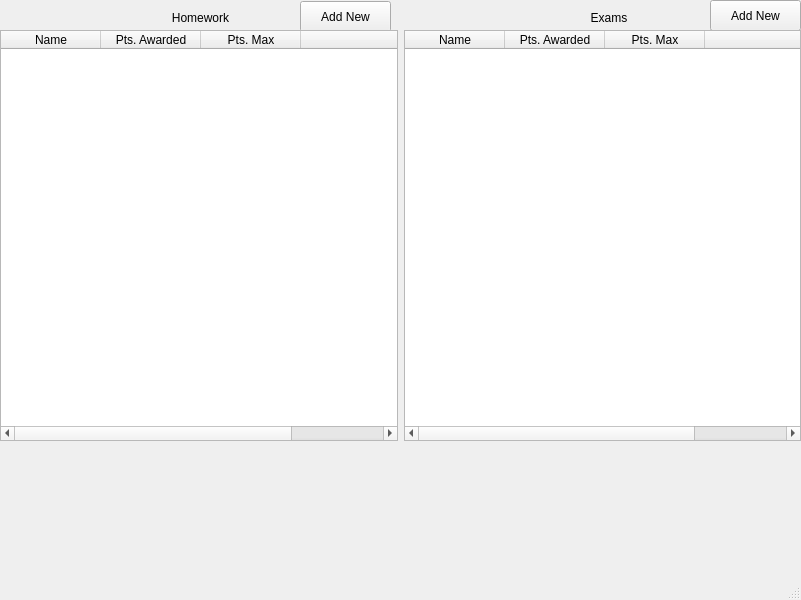
This is gradebook.ui in trevorpham/gradebook-app as Qt 5 draws it before an edit. The edited form follows.
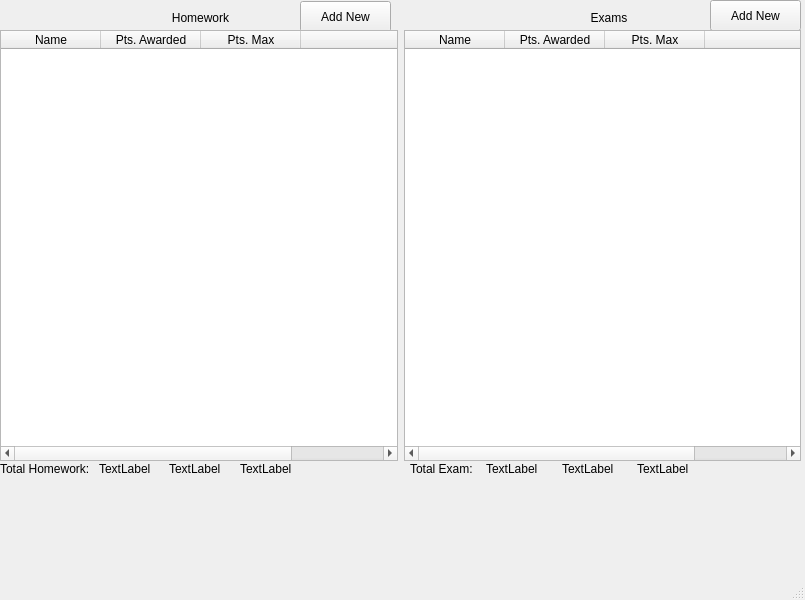
This is the edited form.

Commit message: create add row buttons, hide row numbers

```diff
--- a/gradebook.ui
+++ b/gradebook.ui
@@ -6,7 +6,7 @@
    <rect>
     <x>0</x>
     <y>0</y>
-    <width>801</width>
+    <width>805</width>
     <height>600</height>
    </rect>
   </property>
@@ -72,13 +72,53 @@
      <string>Add New</string>
     </property>
    </widget>
+   <widget class="QWidget" name="layoutWidget">
+    <property name="geometry">
+     <rect>
+      <x>410</x>
+      <y>460</y>
+      <width>297</width>
+      <height>18</height>
+     </rect>
+    </property>
+    <layout class="QHBoxLayout" name="horizontalLayout_3">
+     <item>
+      <widget class="QLabel" name="label_5">
+       <property name="text">
+        <string>Total Exam: </string>
+       </property>
+      </widget>
+     </item>
+     <item>
+      <widget class="QLabel" name="label_6">
+       <property name="text">
+        <string>TextLabel</string>
+       </property>
+      </widget>
+     </item>
+     <item>
+      <widget class="QLabel" name="label_7">
+       <property name="text">
+        <string>TextLabel</string>
+       </property>
+      </widget>
+     </item>
+     <item>
+      <widget class="QLabel" name="label_8">
+       <property name="text">
+        <string>TextLabel</string>
+       </property>
+      </widget>
+     </item>
+    </layout>
+   </widget>
    <widget class="QWidget" name="">
     <property name="geometry">
      <rect>
       <x>0</x>
       <y>30</y>
       <width>801</width>
-      <height>411</height>
+      <height>431</height>
      </rect>
     </property>
     <layout class="QHBoxLayout" name="horizontalLayout">
@@ -132,6 +172,46 @@
      </item>
     </layout>
    </widget>
+   <widget class="QWidget" name="">
+    <property name="geometry">
+     <rect>
+      <x>0</x>
+      <y>460</y>
+      <width>304</width>
+      <height>18</height>
+     </rect>
+    </property>
+    <layout class="QHBoxLayout" name="horizontalLayout_2">
+     <item>
+      <widget class="QLabel" name="table">
+       <property name="text">
+        <string>Total Homework: </string>
+       </property>
+      </widget>
+     </item>
+     <item>
+      <widget class="QLabel" name="label_2">
+       <property name="text">
+        <string>TextLabel</string>
+       </property>
+      </widget>
+     </item>
+     <item>
+      <widget class="QLabel" name="label_3">
+       <property name="text">
+        <string>TextLabel</string>
+       </property>
+      </widget>
+     </item>
+     <item>
+      <widget class="QLabel" name="label_4">
+       <property name="text">
+        <string>TextLabel</string>
+       </property>
+      </widget>
+     </item>
+    </layout>
+   </widget>
   </widget>
   <widget class="QMenuBar" name="menubar">
    <property name="geometry">
```
Left out of the diff: 2 changed lines with no effect on the pictures. The commit also changes 1 other file.
